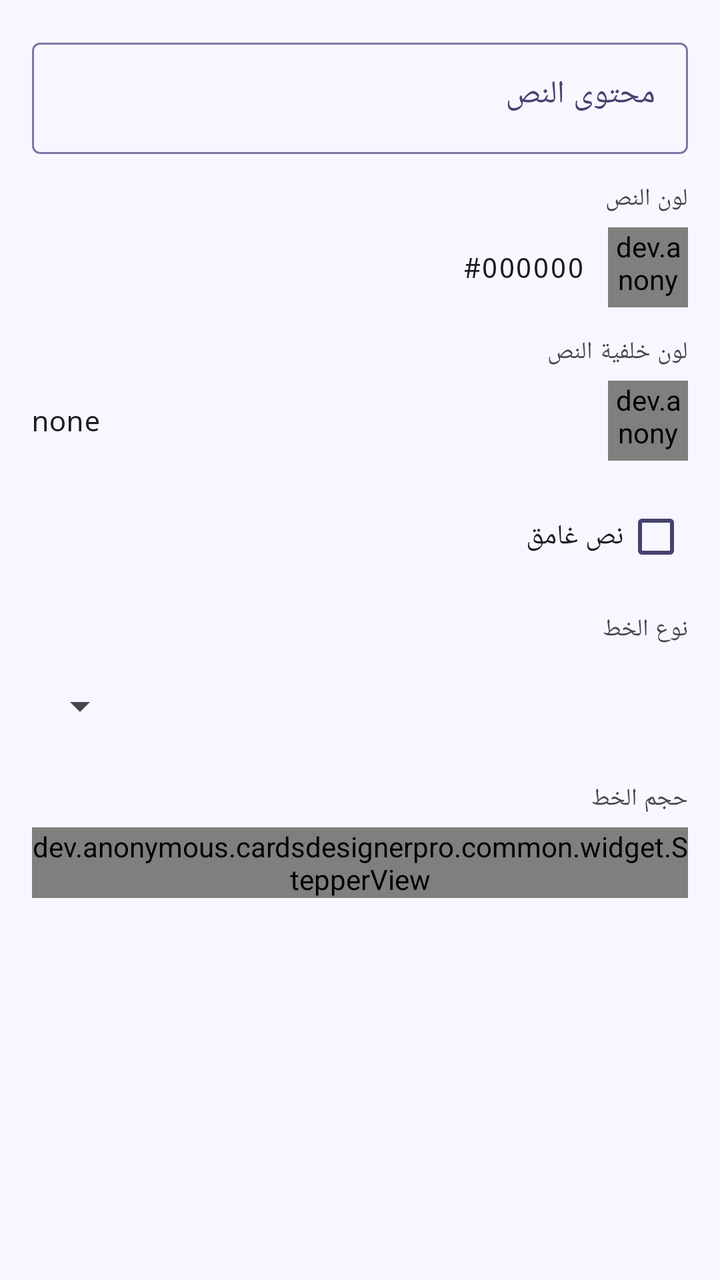
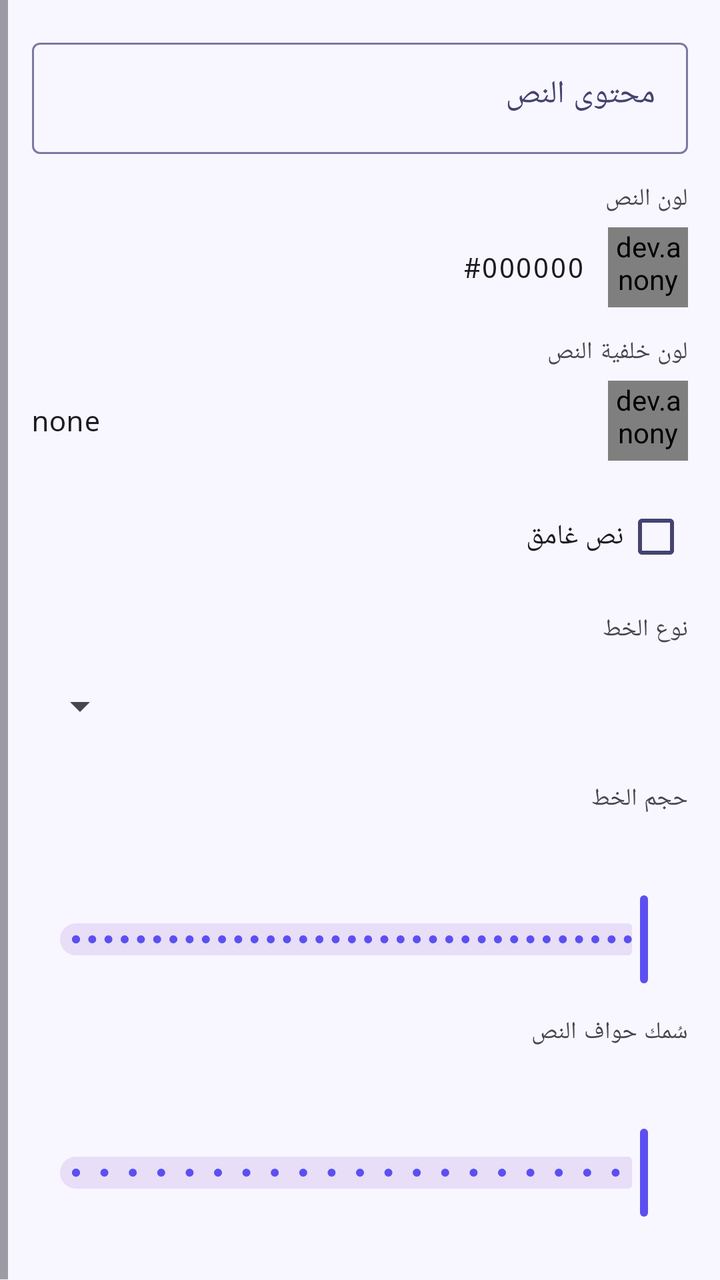

Two renders of the same Android screen: before a commit and after it. Below are the layout's source before the change and the commit's diff.
<!-- AndroidManifest.xml: application theme Theme.CardsDesignerPro -->
<!-- res/layout/fragment_prop_text.xml -->
<?xml version="1.0" encoding="utf-8"?>
<ScrollView
    xmlns:android="http://schemas.android.com/apk/res/android"
    android:layout_width="match_parent"
    android:layout_height="match_parent"
    android:layoutDirection="rtl">

    <LinearLayout
        android:layout_width="match_parent"
        android:layout_height="wrap_content"
        android:orientation="vertical"
        android:padding="16dp">

        
        <com.google.android.material.textfield.TextInputLayout
            android:id="@+id/til_text"
            style="@style/Widget.Material3.TextInputLayout.OutlinedBox"
            android:layout_width="match_parent"
            android:layout_height="wrap_content"
            android:hint="@string/prop_text_content"
            android:layout_marginBottom="14dp"
            android:layoutDirection="locale">
            <com.google.android.material.textfield.TextInputEditText
                android:id="@+id/et_text"
                android:layout_width="match_parent"
                android:layout_height="wrap_content"
                android:inputType="textMultiLine"
                android:minLines="1"
                android:maxLines="6"
                android:gravity="start|top"
                android:textDirection="anyRtl"
                android:layoutDirection="locale" />
        </com.google.android.material.textfield.TextInputLayout>

        
        <TextView android:layout_width="match_parent" android:layout_height="wrap_content"
            android:text="@string/prop_text_color" android:textAppearance="?attr/textAppearanceLabelMedium"
            android:layout_marginBottom="6dp" />
        <LinearLayout android:layout_width="match_parent" android:layout_height="wrap_content"
            android:orientation="horizontal" android:gravity="center_vertical" android:layout_marginBottom="14dp">
            <dev.anonymous.cardsdesignerpro.common.widget.ColorPreviewView
                android:id="@+id/cpv_text_color"
                android:layout_width="40dp" android:layout_height="40dp" android:layout_marginEnd="12dp" />
            <TextView android:id="@+id/tv_text_color_hex" android:layout_width="wrap_content"
                android:layout_height="wrap_content" android:fontFamily="monospace"
                android:textAppearance="?attr/textAppearanceBodyMedium" android:text="#000000" />
        </LinearLayout>

        
        <TextView android:layout_width="match_parent" android:layout_height="wrap_content"
            android:text="@string/prop_text_bg_color" android:textAppearance="?attr/textAppearanceLabelMedium"
            android:layout_marginBottom="6dp" />
        <LinearLayout android:layout_width="match_parent" android:layout_height="wrap_content"
            android:orientation="horizontal" android:gravity="center_vertical" android:layout_marginBottom="14dp">
            <dev.anonymous.cardsdesignerpro.common.widget.ColorPreviewView
                android:id="@+id/cpv_bg_color"
                android:layout_width="40dp" android:layout_height="40dp" android:layout_marginEnd="12dp" />
            <TextView android:id="@+id/tv_bg_color_hex" android:layout_width="0dp"
                android:layout_height="wrap_content" android:layout_weight="1"
                android:fontFamily="monospace"
                android:textAppearance="?attr/textAppearanceBodyMedium" android:text="none" />
            <com.google.android.material.button.MaterialButton
                android:id="@+id/btn_clear_bg_color"
                style="@style/Widget.Material3.Button.TextButton"
                android:layout_width="wrap_content" android:layout_height="wrap_content"
                android:text="إزالة"
                android:visibility="gone" />
        </LinearLayout>

        
        <com.google.android.material.checkbox.MaterialCheckBox
            android:id="@+id/cb_bold"
            android:layout_width="match_parent" android:layout_height="wrap_content"
            android:text="@string/prop_bold"
            android:layout_marginBottom="14dp" />

        
        <TextView android:layout_width="match_parent" android:layout_height="wrap_content"
            android:text="@string/prop_font" android:textAppearance="?attr/textAppearanceLabelMedium"
            android:layout_marginBottom="6dp" />
        <Spinner android:id="@+id/spinner_font" android:layout_width="match_parent"
            android:layout_height="48dp" android:layout_marginBottom="14dp" />

        
        <TextView android:layout_width="match_parent" android:layout_height="wrap_content"
            android:text="@string/prop_font_size" android:textAppearance="?attr/textAppearanceLabelMedium"
            android:layout_marginBottom="6dp" />
        <dev.anonymous.cardsdesignerpro.common.widget.StepperView
            android:id="@+id/stepper_font_size"
            android:layout_width="wrap_content" android:layout_height="wrap_content"
            android:layout_marginBottom="14dp" />

    </LinearLayout>
</ScrollView>
<!-- resources referenced by this layout -->
<resources>
  <string name="prop_bold">نص غامق</string>
  <string name="prop_font">نوع الخط</string>
  <string name="prop_font_size">حجم الخط</string>
  <string name="prop_text_bg_color">لون خلفية النص</string>
  <string name="prop_text_color">لون النص</string>
  <string name="prop_text_content">محتوى النص</string>
  <style name="Theme.CardsDesignerPro" parent="Base.Theme.CardsDesignerPro" />
  <style name="Base.Theme.CardsDesignerPro" parent="Theme.Material3.DayNight.NoActionBar">
          <item name="colorPrimary">@color/md_theme_light_primary</item>
          <item name="colorOnPrimary">@color/md_theme_light_onPrimary</item>
          <item name="colorPrimaryContainer">@color/md_theme_light_primaryContainer</item>
          <item name="colorOnPrimaryContainer">@color/md_theme_light_onPrimaryContainer</item>
          <item name="colorSecondary">@color/md_theme_light_secondary</item>
          <item name="colorOnSecondary">@color/md_theme_light_onSecondary</item>
          <item name="android:colorBackground">@color/md_theme_light_background</item>
          <item name="colorSurface">@color/md_theme_light_surface</item>
          <item name="colorOnSurface">@color/md_theme_light_onSurface</item>
          <item name="colorSurfaceVariant">@color/md_theme_light_surfaceVariant</item>
          <item name="colorOnSurfaceVariant">@color/md_theme_light_onSurfaceVariant</item>
          <item name="colorOutline">@color/md_theme_light_outline</item>
          <item name="colorError">@color/md_theme_light_error</item>
          <item name="colorOnError">@color/md_theme_light_onError</item>
          <item name="android:statusBarColor">?attr/colorSurface</item>
          <item name="android:windowLightStatusBar">true</item>
          <item name="android:layoutDirection">rtl</item>
          <item name="android:supportsRtl">true</item>
      </style>
  <color name="md_theme_light_primary">#FF5B4FF2</color>
  <color name="md_theme_light_onPrimary">#FFFFFFFF</color>
  <color name="md_theme_light_primaryContainer">#FFE8E5FF</color>
  <color name="md_theme_light_onPrimaryContainer">#FF1A006E</color>
  <color name="md_theme_light_secondary">#FF00BFA5</color>
  <color name="md_theme_light_onSecondary">#FFFFFFFF</color>
  <color name="md_theme_light_background">#FFF8F7FF</color>
  <color name="md_theme_light_surface">#FFFFFFFF</color>
  <color name="md_theme_light_onSurface">#FF1A1A2E</color>
  <color name="md_theme_light_surfaceVariant">#FFE8E5FF</color>
  <color name="md_theme_light_onSurfaceVariant">#FF444370</color>
  <color name="md_theme_light_outline">#FF7A78A6</color>
  <color name="md_theme_light_error">#FFB3261E</color>
  <color name="md_theme_light_onError">#FFFFFFFF</color>
</resources>

<!-- the commit's change to res/layout/fragment_prop_text.xml (unified diff, before → after) -->
@@ -1,6 +1,7 @@
 <?xml version="1.0" encoding="utf-8"?>
 <ScrollView
     xmlns:android="http://schemas.android.com/apk/res/android"
+    xmlns:app="http://schemas.android.com/apk/res-auto"
     android:layout_width="match_parent"
     android:layout_height="match_parent"
     android:layoutDirection="rtl">
@@ -85,9 +86,28 @@
         <TextView android:layout_width="match_parent" android:layout_height="wrap_content"
             android:text="@string/prop_font_size" android:textAppearance="?attr/textAppearanceLabelMedium"
             android:layout_marginBottom="6dp" />
-        <dev.anonymous.cardsdesignerpro.common.widget.StepperView
-            android:id="@+id/stepper_font_size"
-            android:layout_width="wrap_content" android:layout_height="wrap_content"
+        <com.google.android.material.slider.Slider
+            android:id="@+id/slider_font_size"
+            android:layout_width="match_parent"
+            android:layout_height="wrap_content"
+            app:labelBehavior="withinBounds"
+            android:valueFrom="10.0"
+            android:valueTo="100.0"
+            android:stepSize="1.0"
+            android:layout_marginBottom="14dp" />
+
+        
+        <TextView android:layout_width="match_parent" android:layout_height="wrap_content"
+            android:text="@string/prop_text_stroke" android:textAppearance="?attr/textAppearanceLabelMedium"
+            android:layout_marginBottom="6dp" />
+        <com.google.android.material.slider.Slider
+            android:id="@+id/slider_text_stroke"
+            android:layout_width="match_parent"
+            android:layout_height="wrap_content"
+            app:labelBehavior="withinBounds"
+            android:valueFrom="0.0"
+            android:valueTo="10.0"
+            android:stepSize="0.5"
             android:layout_marginBottom="14dp" />
 
     </LinearLayout>
<!-- resource entries referenced after the edit -->
@@ -6,6 +6,7 @@
   <string name="prop_text_bg_color">لون خلفية النص</string>
   <string name="prop_text_color">لون النص</string>
   <string name="prop_text_content">محتوى النص</string>
+  <string name="prop_text_stroke">سُمك حواف النص</string>
   <style name="Theme.CardsDesignerPro" parent="Base.Theme.CardsDesignerPro" />
   <style name="Base.Theme.CardsDesignerPro" parent="Theme.Material3.DayNight.NoActionBar">
           <item name="colorPrimary">@color/md_theme_light_primary</item>
